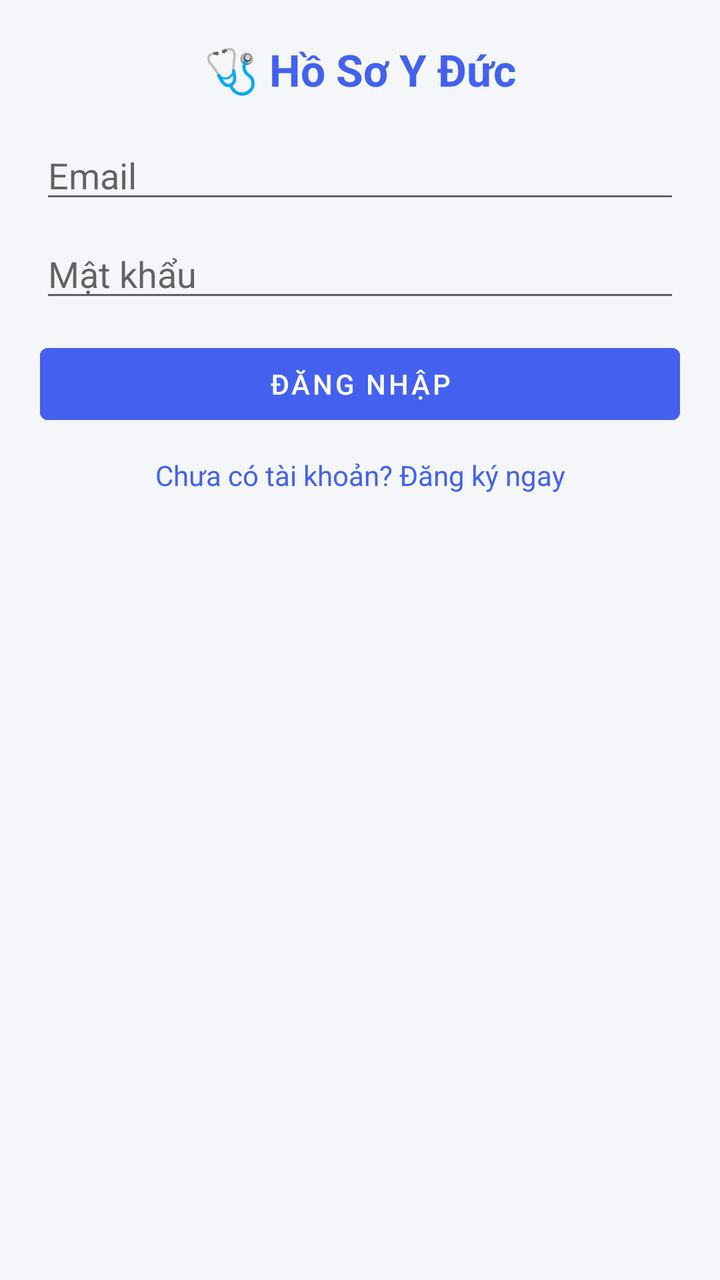
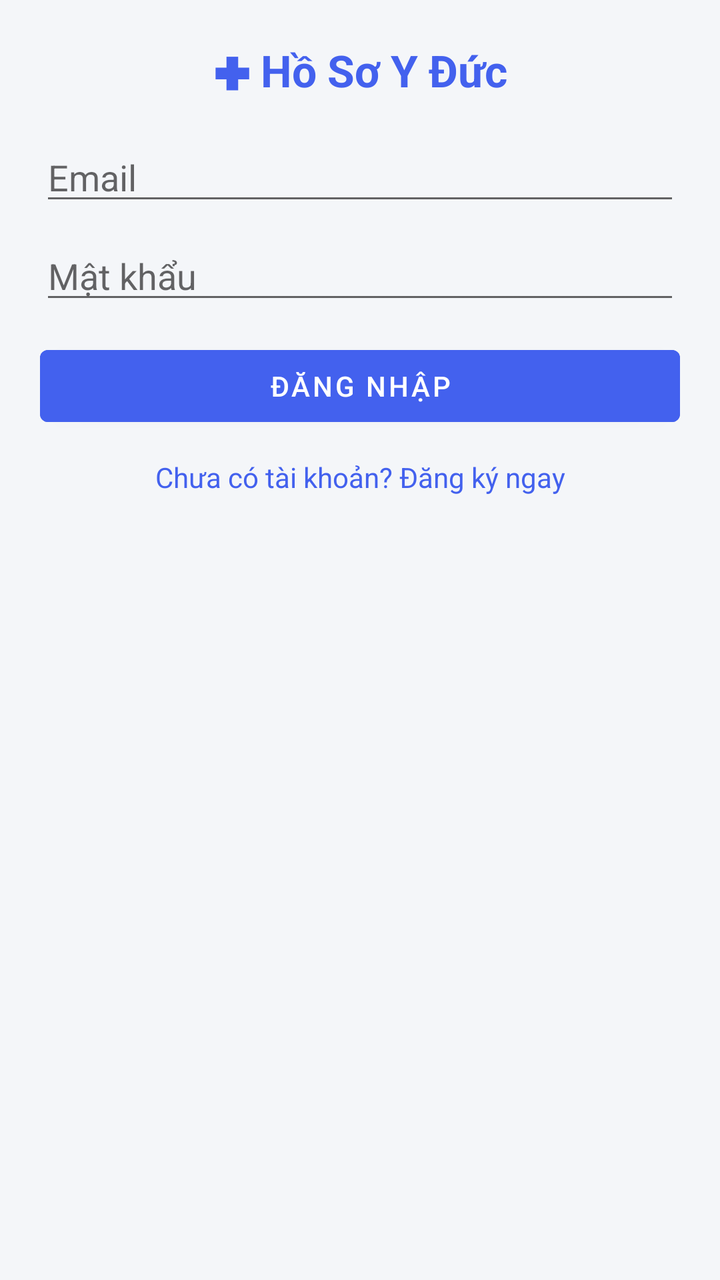

Compare the two renders of this Android layout. The source of the first and the diff that turns it into the second are given below.
<!-- AndroidManifest.xml: application theme Theme.HoSoYDuc -->
<!-- res/layout/activity_main.xml -->
<?xml version="1.0" encoding="utf-8"?>
<FrameLayout xmlns:android="http://schemas.android.com/apk/res/android"
    xmlns:app="http://schemas.android.com/apk/res-auto"
    android:layout_width="match_parent"
    android:layout_height="match_parent"
    android:background="@color/background">

    
    <ScrollView
        android:id="@+id/authContainer"
        android:layout_width="match_parent"
        android:layout_height="match_parent">

        <LinearLayout
            android:layout_width="match_parent"
            android:layout_height="wrap_content"
            android:orientation="vertical"
            android:padding="20dp">

            <TextView
                android:layout_width="match_parent"
                android:layout_height="wrap_content"
                android:text="🩺 Hồ Sơ Y Đức"
                android:textSize="22sp"
                android:textStyle="bold"
                android:textColor="@color/primary"
                android:gravity="center"
                android:layout_marginBottom="16dp" />

            <EditText
                android:id="@+id/etDisplayName"
                android:layout_width="match_parent"
                android:layout_height="wrap_content"
                android:hint="Tên hiển thị"
                android:visibility="gone"
                android:layout_marginBottom="8dp" />

            <EditText
                android:id="@+id/etEmail"
                android:layout_width="match_parent"
                android:layout_height="wrap_content"
                android:hint="Email"
                android:inputType="textEmailAddress"
                android:layout_marginBottom="8dp" />

            <EditText
                android:id="@+id/etPassword"
                android:layout_width="match_parent"
                android:layout_height="wrap_content"
                android:hint="Mật khẩu"
                android:inputType="textPassword"
                android:layout_marginBottom="12dp" />

            <Button
                android:id="@+id/btnAuth"
                android:layout_width="match_parent"
                android:layout_height="wrap_content"
                android:text="Đăng nhập"
                android:backgroundTint="@color/primary"
                android:textColor="@color/white" />

            <TextView
                android:id="@+id/tvToggleMode"
                android:layout_width="match_parent"
                android:layout_height="wrap_content"
                android:text="Chưa có tài khoản? Đăng ký ngay"
                android:textColor="@color/primary"
                android:gravity="center"
                android:padding="12dp" />

            <TextView
                android:id="@+id/tvAuthError"
                android:layout_width="match_parent"
                android:layout_height="wrap_content"
                android:textColor="@color/danger"
                android:textSize="12sp" />
        </LinearLayout>
    </ScrollView>

    
    <androidx.coordinatorlayout.widget.CoordinatorLayout
        android:id="@+id/dashboardContainer"
        android:layout_width="match_parent"
        android:layout_height="match_parent"
        android:visibility="gone">

        <com.google.android.material.appbar.AppBarLayout
            android:layout_width="match_parent"
            android:layout_height="wrap_content"
            android:background="@color/background"
            app:liftOnScroll="false">

            <LinearLayout
                android:layout_width="match_parent"
                android:layout_height="wrap_content"
                android:orientation="vertical"
                android:paddingLeft="20dp"
                android:paddingRight="20dp"
                android:paddingTop="16dp"
                android:paddingBottom="4dp"
                app:layout_scrollFlags="scroll|enterAlways">

                <LinearLayout
                    android:layout_width="match_parent"
                    android:layout_height="wrap_content"
                    android:orientation="horizontal"
                    android:gravity="center_vertical"
                    android:layout_marginBottom="12dp">

                    <TextView
                        android:id="@+id/tvUserInfo"
                        android:layout_width="0dp"
                        android:layout_height="wrap_content"
                        android:layout_weight="1"
                        android:textStyle="bold" />

                    <Button
                        android:id="@+id/btnLogout"
                        android:layout_width="wrap_content"
                        android:layout_height="wrap_content"
                        android:text="Đăng xuất"
                        android:textSize="11sp" />
                </LinearLayout>

                <TextView
                    android:id="@+id/tvCount"
                    android:layout_width="match_parent"
                    android:layout_height="wrap_content"
                    android:text="Tổng bản ghi: 0"
                    android:background="@color/white"
                    android:padding="10dp"
                    android:layout_marginBottom="10dp" />

                <Button
                    android:id="@+id/btnTimezoneSettings"
                    android:layout_width="match_parent"
                    android:layout_height="wrap_content"
                    android:text="⏱ Chọn múi giờ lưu trữ (24 vùng)"
                    android:backgroundTint="@color/white"
                    android:textColor="@color/primary"
                    android:layout_marginBottom="10dp" />

                <EditText
                    android:id="@+id/etManualInput"
                    android:layout_width="match_parent"
                    android:layout_height="wrap_content"
                    android:hint="Nhập thông tin / ghi chú..."
                    android:layout_marginBottom="8dp" />

                <Button
                    android:id="@+id/btnManualSave"
                    android:layout_width="match_parent"
                    android:layout_height="wrap_content"
                    android:text="＋ Lưu"
                    android:backgroundTint="@color/primary"
                    android:textColor="@color/white"
                    android:layout_marginBottom="12dp" />

                <EditText
                    android:id="@+id/etSearch"
                    android:layout_width="match_parent"
                    android:layout_height="wrap_content"
                    android:hint="Tìm kiếm..."
                    android:singleLine="true"
                    android:layout_marginBottom="10dp" />

                <LinearLayout
                    android:layout_width="match_parent"
                    android:layout_height="wrap_content"
                    android:orientation="horizontal"
                    android:layout_marginBottom="10dp">

                    <Button
                        android:id="@+id/btnExport"
                        android:layout_width="0dp"
                        android:layout_height="wrap_content"
                        android:layout_weight="1"
                        android:text="Xuất backup"
                        android:textSize="12sp"
                        android:layout_marginEnd="4dp" />

                    <Button
                        android:id="@+id/btnImport"
                        android:layout_width="0dp"
                        android:layout_height="wrap_content"
                        android:layout_weight="1"
                        android:text="Khôi phục"
                        android:textSize="12sp"
                        android:layout_marginStart="4dp"
                        android:layout_marginEnd="4dp" />

                    <Button
                        android:id="@+id/btnSync"
                        android:layout_width="0dp"
                        android:layout_height="wrap_content"
                        android:layout_weight="1"
                        android:text="Đồng bộ"
                        android:textSize="12sp"
                        android:layout_marginStart="4dp" />
                </LinearLayout>
            </LinearLayout>
        </com.google.android.material.appbar.AppBarLayout>

        <androidx.recyclerview.widget.RecyclerView
            android:id="@+id/recyclerView"
            android:layout_width="match_parent"
            android:layout_height="match_parent"
            android:clipToPadding="false"
            android:paddingLeft="20dp"
            android:paddingRight="20dp"
            android:paddingBottom="20dp"
            app:layout_behavior="@string/appbar_scrolling_view_behavior" />

        <TextView
            android:id="@+id/tvEmpty"
            android:layout_width="match_parent"
            android:layout_height="wrap_content"
            android:layout_gravity="center"
            android:text="Chưa có dữ liệu"
            android:gravity="center"
            android:padding="24dp"
            android:textColor="@color/gray"
            android:visibility="gone" />
    </androidx.coordinatorlayout.widget.CoordinatorLayout>
</FrameLayout>
<!-- resources referenced by this layout -->
<resources>
  <color name="background">#F4F6F9</color>
  <color name="danger">#F72585</color>
  <color name="gray">#6C757D</color>
  <color name="primary">#4361EE</color>
  <color name="white">#FFFFFF</color>
  <style name="Theme.HoSoYDuc" parent="Theme.MaterialComponents.DayNight.NoActionBar">
          <item name="colorPrimary">@color/primary</item>
          <item name="colorPrimaryDark">@color/secondary</item>
          <item name="colorAccent">@color/primary</item>
          <item name="android:windowBackground">@color/background</item>
      </style>
  <color name="secondary">#3F37C9</color>
</resources>

<!-- the commit's change to res/layout/activity_main.xml (unified diff, before → after) -->
@@ -20,7 +20,7 @@
             <TextView
                 android:layout_width="match_parent"
                 android:layout_height="wrap_content"
-                android:text="🩺 Hồ Sơ Y Đức"
+                android:text="✚ Hồ Sơ Y Đức"
                 android:textSize="22sp"
                 android:textStyle="bold"
                 android:textColor="@color/primary"
